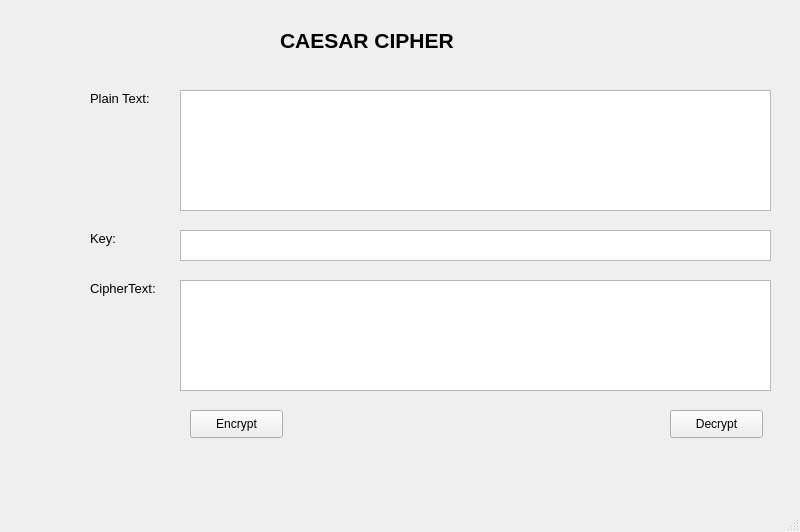
Above: Lab-03/ui/caesar.ui from Tuan1112/bmttnc before the change. Below: the same form after it.
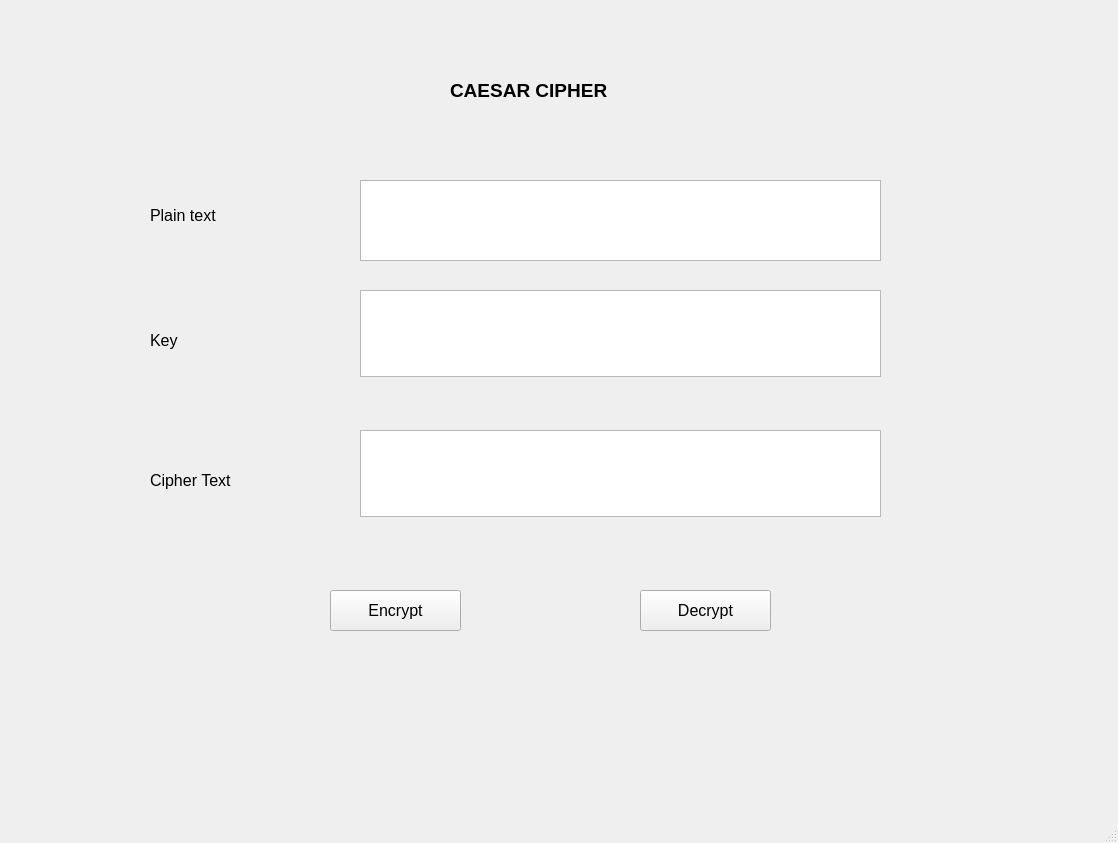
That is the form after the change.

```diff
--- a/Lab-03/ui/caesar.ui
+++ b/Lab-03/ui/caesar.ui
@@ -6,8 +6,8 @@
    <rect>
     <x>0</x>
     <y>0</y>
-    <width>800</width>
-    <height>532</height>
+    <width>1118</width>
+    <height>843</height>
    </rect>
   </property>
   <property name="windowTitle">
@@ -17,116 +17,121 @@
    <widget class="QLabel" name="label">
     <property name="geometry">
      <rect>
-      <x>280</x>
-      <y>20</y>
-      <width>231</width>
-      <height>41</height>
+      <x>450</x>
+      <y>60</y>
+      <width>211</width>
+      <height>61</height>
      </rect>
     </property>
     <property name="font">
      <font>
-      <pointsize>16</pointsize>
+      <pointsize>14</pointsize>
       <weight>75</weight>
       <bold>true</bold>
      </font>
     </property>
     <property name="text">
-     <string>CAESAR CIPHER</string>
+     <string>CAESAR CIPHER </string>
     </property>
    </widget>
    <widget class="QLabel" name="label_2">
     <property name="geometry">
      <rect>
-      <x>90</x>
-      <y>90</y>
-      <width>81</width>
-      <height>16</height>
+      <x>150</x>
+      <y>200</y>
+      <width>101</width>
+      <height>31</height>
      </rect>
     </property>
     <property name="font">
      <font>
-      <pointsize>10</pointsize>
+      <pointsize>12</pointsize>
      </font>
     </property>
     <property name="text">
-     <string>Plain Text:</string>
+     <string>Plain text</string>
     </property>
    </widget>
    <widget class="QLabel" name="label_3">
     <property name="geometry">
      <rect>
-      <x>90</x>
-      <y>230</y>
-      <width>55</width>
-      <height>16</height>
+      <x>150</x>
+      <y>320</y>
+      <width>61</width>
+      <height>41</height>
      </rect>
     </property>
     <property name="font">
      <font>
-      <pointsize>10</pointsize>
+      <pointsize>12</pointsize>
      </font>
     </property>
     <property name="text">
-     <string>Key:</string>
+     <string>Key</string>
     </property>
    </widget>
    <widget class="QLabel" name="label_4">
     <property name="geometry">
      <rect>
-      <x>90</x>
-      <y>280</y>
-      <width>91</width>
-      <height>16</height>
+      <x>150</x>
+      <y>460</y>
+      <width>121</width>
+      <height>41</height>
      </rect>
     </property>
     <property name="font">
      <font>
-      <pointsize>10</pointsize>
+      <pointsize>12</pointsize>
      </font>
     </property>
     <property name="text">
-     <string>CipherText:</string>
+     <string>Cipher Text</string>
     </property>
    </widget>
    <widget class="QTextEdit" name="txt_plaintext">
     <property name="geometry">
      <rect>
-      <x>180</x>
-      <y>90</y>
-      <width>591</width>
-      <height>121</height>
+      <x>360</x>
+      <y>180</y>
+      <width>521</width>
+      <height>81</height>
      </rect>
     </property>
    </widget>
    <widget class="QTextEdit" name="txt_key">
     <property name="geometry">
      <rect>
-      <x>180</x>
-      <y>230</y>
-      <width>591</width>
-      <height>31</height>
+      <x>360</x>
+      <y>290</y>
+      <width>521</width>
+      <height>87</height>
      </rect>
     </property>
    </widget>
    <widget class="QTextEdit" name="txt_ciphertext">
     <property name="geometry">
      <rect>
-      <x>180</x>
-      <y>280</y>
-      <width>591</width>
-      <height>111</height>
+      <x>360</x>
+      <y>430</y>
+      <width>521</width>
+      <height>87</height>
      </rect>
     </property>
    </widget>
    <widget class="QPushButton" name="btn_encrypt">
     <property name="geometry">
      <rect>
-      <x>190</x>
-      <y>410</y>
-      <width>93</width>
-      <height>28</height>
+      <x>330</x>
+      <y>590</y>
+      <width>131</width>
+      <height>41</height>
      </rect>
     </property>
+    <property name="font">
+     <font>
+      <pointsize>12</pointsize>
+     </font>
+    </property>
     <property name="text">
      <string>Encrypt</string>
     </property>
@@ -134,12 +139,17 @@
    <widget class="QPushButton" name="btn_decrypt">
     <property name="geometry">
      <rect>
-      <x>670</x>
-      <y>410</y>
-      <width>93</width>
-      <height>28</height>
+      <x>640</x>
+      <y>590</y>
+      <width>131</width>
+      <height>41</height>
      </rect>
     </property>
+    <property name="font">
+     <font>
+      <pointsize>12</pointsize>
+     </font>
+    </property>
     <property name="text">
      <string>Decrypt</string>
     </property>
```
Left out of the diff: 10 changed lines with no effect on the pictures.
